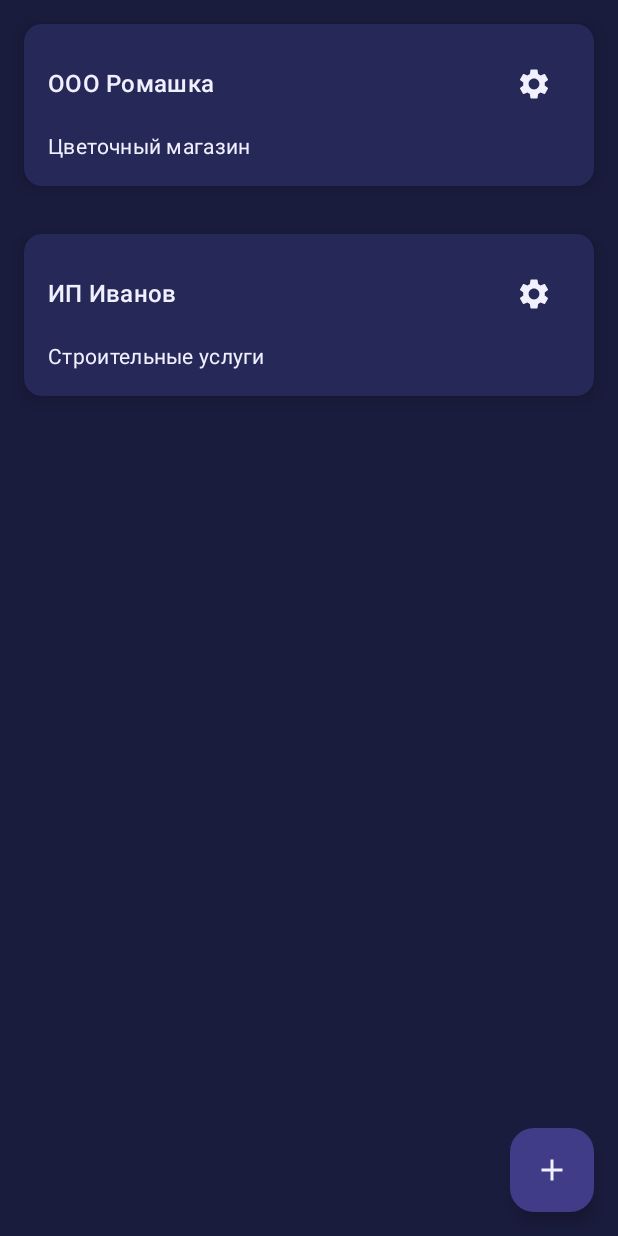
After one commit to fvhr/podpisant, an Android app built with Jetpack Compose: the composable OrganizationsScreen shown on its own in the app's theme, on a phone screen of 412 x 824 dp. The commit adds this screen. Run offline under Robolectric (Android 15) with nearby library versions, the phone set to English and light mode, and no system bars; our stand-ins replace Dagger/Hilt's generated code; libraries missing offline, so code that uses them is left out: com.jakewharton.retrofit2.

Commit message:
added Organizations Screen + minor changes

```diff
--- a/mobile/app/src/main/java/bob/colbaskin/iubip_spring2025/di/RepositoryModule.kt
+++ b/mobile/app/src/main/java/bob/colbaskin/iubip_spring2025/di/RepositoryModule.kt
@@ -8,6 +8,9 @@ import bob.colbaskin.iubip_spring2025.auth.domain.remote.AuthApiService
 import bob.colbaskin.iubip_spring2025.auth.domain.remote.AuthRepository
 import bob.colbaskin.iubip_spring2025.onboarding.data.UserPreferencesRepositoryImpl
 import bob.colbaskin.iubip_spring2025.onboarding.domain.UserPreferencesRepository
+import bob.colbaskin.iubip_spring2025.organizations.data.OrganizationsRepositoryImpl
+import bob.colbaskin.iubip_spring2025.organizations.domain.remote.OrganizationApiService
+import bob.colbaskin.iubip_spring2025.organizations.domain.remote.OrganizationsRepository
 import bob.colbaskin.iubip_spring2025.utils.user.UserDataStore
 import dagger.Module
 import dagger.Provides
@@ -44,4 +47,16 @@ object RepositoryModule {
     fun provideAuthRepository(authApiService: AuthApiService): AuthRepository {
         return AuthRepositoryImpl(authApiService)
     }
+
+    @Provides
+    @Singleton
+    fun provideOrganizationApiService(retrofit: Retrofit): OrganizationApiService {
+        return retrofit.create(OrganizationApiService::class.java)
+    }
+
+    @Provides
+    @Singleton
+    fun provideOrganizationsRepository(organizationApiService: OrganizationApiService): OrganizationsRepository {
+        return OrganizationsRepositoryImpl(organizationApiService)
+    }
 }
--- a/mobile/app/src/main/java/bob/colbaskin/iubip_spring2025/navigation/Screens.kt
+++ b/mobile/app/src/main/java/bob/colbaskin/iubip_spring2025/navigation/Screens.kt
@@ -4,10 +4,10 @@ import kotlinx.serialization.Serializable
 
 sealed interface Screens {
     @Serializable
-    data object Home: Screens
+    data object Organizations: Screens
 
     @Serializable
-    data object SomeScreen: Screens
+    data object Documents: Screens
 
     @Serializable
     data class Profile(val id: String): Screens
--- /dev/null
+++ b/mobile/app/src/main/java/bob/colbaskin/iubip_spring2025/organizations/data/OrganizationsRepositoryImpl.kt
@@ -0,0 +1,20 @@
+package bob.colbaskin.iubip_spring2025.organizations.data
+
+import bob.colbaskin.iubip_spring2025.organizations.domain.models.Organization
+import bob.colbaskin.iubip_spring2025.organizations.domain.remote.OrganizationApiService
+import bob.colbaskin.iubip_spring2025.organizations.domain.remote.OrganizationsRepository
+import kotlinx.coroutines.delay
+import javax.inject.Inject
+
+class OrganizationsRepositoryImpl @Inject constructor(
+    private val organizationApiService: OrganizationApiService
+): OrganizationsRepository {
+
+    override suspend fun getAllOrganizations(): List<Organization> {
+        delay(1500)
+        return listOf(
+            Organization("1", "ООО Ромашка", "Цветочный магазин"),
+            Organization("2", "ИП Иванов", "Строительные услуги")
+        )
+    }
+}
--- /dev/null
+++ b/mobile/app/src/main/java/bob/colbaskin/iubip_spring2025/organizations/domain/models/Organization.kt
@@ -0,0 +1,7 @@
+package bob.colbaskin.iubip_spring2025.organizations.domain.models
+
+data class Organization(
+    val id: String,
+    val name: String,
+    val description: String
+)
--- /dev/null
+++ b/mobile/app/src/main/java/bob/colbaskin/iubip_spring2025/organizations/domain/remote/OrganizationApiService.kt
@@ -0,0 +1,4 @@
+package bob.colbaskin.iubip_spring2025.organizations.domain.remote
+
+interface OrganizationApiService {
+}
--- /dev/null
+++ b/mobile/app/src/main/java/bob/colbaskin/iubip_spring2025/organizations/domain/remote/OrganizationsRepository.kt
@@ -0,0 +1,8 @@
+package bob.colbaskin.iubip_spring2025.organizations.domain.remote
+
+import bob.colbaskin.iubip_spring2025.organizations.domain.models.Organization
+
+interface OrganizationsRepository {
+
+    suspend fun getAllOrganizations(): List<Organization>
+}
--- /dev/null
+++ b/mobile/app/src/main/java/bob/colbaskin/iubip_spring2025/organizations/presentation/OrganizationViewModel.kt
@@ -0,0 +1,78 @@
+package bob.colbaskin.iubip_spring2025.organizations.presentation
+
+import androidx.lifecycle.ViewModel
+import androidx.lifecycle.viewModelScope
+import bob.colbaskin.iubip_spring2025.organizations.domain.models.Organization
+import bob.colbaskin.iubip_spring2025.organizations.domain.remote.OrganizationsRepository
+import dagger.hilt.android.lifecycle.HiltViewModel
+import kotlinx.coroutines.delay
+import kotlinx.coroutines.flow.MutableStateFlow
+import kotlinx.coroutines.flow.StateFlow
+import kotlinx.coroutines.flow.update
+import kotlinx.coroutines.launch
+import java.util.UUID
+import javax.inject.Inject
+
+data class OrganizationsState(
+    val organizations: List<Organization> = emptyList(),
+    val isLoading: Boolean = false,
+    val error: String? = null,
+    val isAdmin: Boolean = true
+)
+
+@HiltViewModel
+class OrganizationsViewModel @Inject constructor(
+    private val organizationsRepository: OrganizationsRepository
+) : ViewModel() {
+    private val _state = MutableStateFlow(OrganizationsState())
+    val state: StateFlow<OrganizationsState> = _state
+
+    private val _showCreateDialog = MutableStateFlow(false)
+    val showCreateDialog: StateFlow<Boolean> = _showCreateDialog
+
+    init {
+        loadOrganizations()
+    }
+
+    private fun loadOrganizations() {
+        viewModelScope.launch {
+            _state.update { it.copy(isLoading = true) }
+            try {
+                val organizations = organizationsRepository.getAllOrganizations()
+                _state.update {
+                    it.copy(
+                        organizations = organizations,
+                        isLoading = false,
+                        error = null
+                    )
+                }
+            } catch (e: Exception) {
+                _state.update {
+                    it.copy(
+                        isLoading = false,
+                        error = e.message ?: "Unknown error"
+                    )
+                }
+            }
+        }
+    }
+
+    fun createOrganization(name: String, description: String) {
+        viewModelScope.launch {
+            delay(1000)
+            val newOrganization = Organization(
+                id = UUID.randomUUID().toString(),
+                name = name,
+                description = description
+            )
+            _state.update {
+                it.copy(organizations = it.organizations + newOrganization)
+            }
+            _showCreateDialog.update { false }
+        }
+    }
+
+    fun toggleCreateDialog(show: Boolean) {
+        _showCreateDialog.update { show }
+    }
+}
--- /dev/null
+++ b/mobile/app/src/main/java/bob/colbaskin/iubip_spring2025/organizations/presentation/OrganizationsScreen.kt
@@ -0,0 +1,245 @@
+package bob.colbaskin.iubip_spring2025.organizations.presentation
+
+import androidx.compose.foundation.layout.Box
+import androidx.compose.foundation.layout.Column
+import androidx.compose.foundation.layout.Row
+import androidx.compose.foundation.layout.Spacer
+import androidx.compose.foundation.layout.fillMaxSize
+import androidx.compose.foundation.layout.fillMaxWidth
+import androidx.compose.foundation.layout.height
+import androidx.compose.foundation.layout.padding
+import androidx.compose.foundation.lazy.LazyColumn
+import androidx.compose.material.icons.Icons
+import androidx.compose.material.icons.filled.Add
+import androidx.compose.material.icons.filled.Settings
+import androidx.compose.material3.AlertDialog
+import androidx.compose.material3.ButtonDefaults
+import androidx.compose.material3.Card
+import androidx.compose.material3.CardDefaults
+import androidx.compose.material3.CircularProgressIndicator
+import androidx.compose.material3.ExperimentalMaterial3Api
+import androidx.compose.material3.FloatingActionButton
+import androidx.compose.material3.Icon
+import androidx.compose.material3.IconButton
+import androidx.compose.material3.MaterialTheme
+import androidx.compose.material3.OutlinedTextField
+import androidx.compose.material3.Scaffold
+import androidx.compose.material3.Text
+import androidx.compose.material3.TextButton
+import androidx.compose.runtime.Composable
+import androidx.compose.ui.Alignment
+import androidx.compose.ui.Modifier
+import androidx.compose.ui.unit.dp
+import androidx.hilt.navigation.compose.hiltViewModel
+import androidx.lifecycle.compose.collectAsStateWithLifecycle
+import bob.colbaskin.iubip_spring2025.organizations.domain.models.Organization
+import bob.colbaskin.iubip_spring2025.ui.theme.TextColor
+import androidx.compose.runtime.getValue
+import androidx.compose.runtime.mutableStateOf
+import androidx.compose.runtime.remember
+import androidx.compose.runtime.setValue
+import androidx.compose.ui.graphics.Color
+import bob.colbaskin.iubip_spring2025.ui.theme.ButtonColor
+import bob.colbaskin.iubip_spring2025.ui.theme.CardColor
+import androidx.compose.foundation.lazy.items
+import androidx.compose.material3.TextFieldDefaults
+import androidx.compose.ui.tooling.preview.Preview
+import bob.colbaskin.iubip_spring2025.ui.theme.BackgroundColor
+import bob.colbaskin.iubip_spring2025.ui.theme.IUBIPSPRING2025Theme
+
+@OptIn(ExperimentalMaterial3Api::class)
+@Composable
+fun OrganizationsScreen(
+    viewModel: OrganizationsViewModel = hiltViewModel()
+) {
+    val state by viewModel.state.collectAsStateWithLifecycle()
+    val showCreateDialog by viewModel.showCreateDialog.collectAsStateWithLifecycle()
+
+    Scaffold(
+        floatingActionButton = {
+            if (state.isAdmin) {
+                FloatingActionButton(
+                    onClick = { viewModel.toggleCreateDialog(true) },
+                    containerColor = ButtonColor,
+                    contentColor = TextColor
+                ) {
+                    Icon(
+                        imageVector = Icons.Default.Add,
+                        contentDescription = "Создать организацию"
+                    )
+                }
+            }
+        },
+        containerColor = BackgroundColor
+    ) { padding ->
+        when {
+            state.isLoading -> CenterProgress()
+            state.error != null -> ErrorMessage(state.error!!)
+            else -> OrganizationsList(
+                organizations = state.organizations,
+                isAdmin = state.isAdmin,
+                modifier = Modifier.padding(padding)
+            )
+        }
+    }
+
+    if (showCreateDialog) {
+        CreateOrganizationDialog(
+            onDismiss = { viewModel.toggleCreateDialog(false) },
+            onCreate = { name, desc -> viewModel.createOrganization(name, desc) }
+        )
+    }
+}
+
+@Composable
+private fun OrganizationsList(
+    organizations: List<Organization>,
+    isAdmin: Boolean,
+    modifier: Modifier = Modifier
+) {
+    LazyColumn(modifier = modifier.fillMaxSize()) {
+        items(organizations) { org ->
+            OrganizationCard(
+                organization = org,
+                isAdmin = isAdmin,
+                modifier = Modifier
+                    .fillMaxWidth()
+                    .padding(16.dp)
+            )
+        }
+    }
+}
+
+@Composable
+private fun OrganizationCard(
+    organization: Organization,
+    isAdmin: Boolean,
+    modifier: Modifier = Modifier
+) {
+    Card(
+        modifier = modifier,
+        colors = CardDefaults.cardColors(
+            containerColor = CardColor,
+            contentColor = TextColor
+        ),
+        elevation = CardDefaults.cardElevation(8.dp)
+    ) {
+        Column(
+            modifier = Modifier
+                .fillMaxWidth()
+                .padding(16.dp)
+        ) {
+            Row(
+                modifier = Modifier.fillMaxWidth(),
+                verticalAlignment = Alignment.CenterVertically
+            ) {
+                Text(
+                    text = organization.name,
+                    style = MaterialTheme.typography.titleMedium,
+                    color = TextColor,
+                    modifier = Modifier.weight(1f)
+                )
+                if (isAdmin) {
+                    IconButton(onClick = { }) {
+                        Icon(
+                            imageVector = Icons.Default.Settings,
+                            contentDescription = "Настройки"
+                        )
+                    }
+                }
+            }
+            Row(
+                modifier = Modifier
+                    .fillMaxWidth()
+                    .padding(top = 8.dp)
+            ) {
+                Text(
+                    text = organization.description,
+                    style = MaterialTheme.typography.bodyMedium,
+                    color = TextColor
+                )
+            }
+        }
+    }
+}
+
+@Composable
+private fun CreateOrganizationDialog(
+    onDismiss: () -> Unit,
+    onCreate: (String, String) -> Unit
+) {
+    var name by remember { mutableStateOf("") }
+    var description by remember { mutableStateOf("") }
+
+    AlertDialog(
+        onDismissRequest = onDismiss,
+        title = { Text("Создать организацию") },
+        text = {
+            Column {
+                OutlinedTextField(
+                    value = name,
+                    onValueChange = { name = it },
+                    label = { Text("Название") },
+                    modifier = Modifier.fillMaxWidth(),
+                    colors = TextFieldDefaults.colors(
+                        focusedContainerColor = ButtonColor,
+                        unfocusedContainerColor = CardColor,
+                        disabledContainerColor = CardColor
+                    )
+                )
+                Spacer(modifier = Modifier.height(16.dp))
+                OutlinedTextField(
+                    value = description,
+                    onValueChange = { description = it },
+                    label = { Text("Описание") },
+                    modifier = Modifier.fillMaxWidth(),
+                    colors = TextFieldDefaults.colors(
+                        focusedContainerColor = ButtonColor,
+                        unfocusedContainerColor = CardColor,
+                        disabledContainerColor = CardColor
+                    )
+                )
+            }
+        },
+        confirmButton = {
+            TextButton(
+                onClick = { onCreate(name, description) },
+                colors = ButtonDefaults.buttonColors(
+                    containerColor = ButtonColor,
+                    contentColor = TextColor
+                )
+            ) {
+                Text("Создать")
+            }
+        },
+        dismissButton = {
+            TextButton(
+                onClick = onDismiss,
+                colors = ButtonDefaults.buttonColors(
+                    containerColor = ButtonColor,
+                    contentColor = TextColor
+                )
+            ) {
+                Text("Отмена")
+            }
+        },
+        containerColor = BackgroundColor,
+    )
+}
+
+@Composable
+private fun CenterProgress() {
+    Box(modifier = Modifier.fillMaxSize(), contentAlignment = Alignment.Center) {
+        CircularProgressIndicator()
+    }
+}
+
+@Composable
+private fun ErrorMessage(message: String) {
+    Box(modifier = Modifier.fillMaxSize(), contentAlignment = Alignment.Center) {
+        Text(
+            text = "Ошибка: $message",
+            color = Color.Red
+        )
+    }
+}
```
Also changed, not shown: mobile/app/src/main/java/bob/colbaskin/iubip_spring2025/auth/presentation/EmailInputScreen.kt (+9 -1 lines), mobile/app/src/main/java/bob/colbaskin/iubip_spring2025/navigation/BottomNavBar.kt (+11 -5 lines), mobile/app/src/main/java/bob/colbaskin/iubip_spring2025/navigation/Destinations.kt (+11 -11 lines), mobile/app/src/main/java/bob/colbaskin/iubip_spring2025/navigation/graphs/Navigation.kt (+6 -10 lines).
